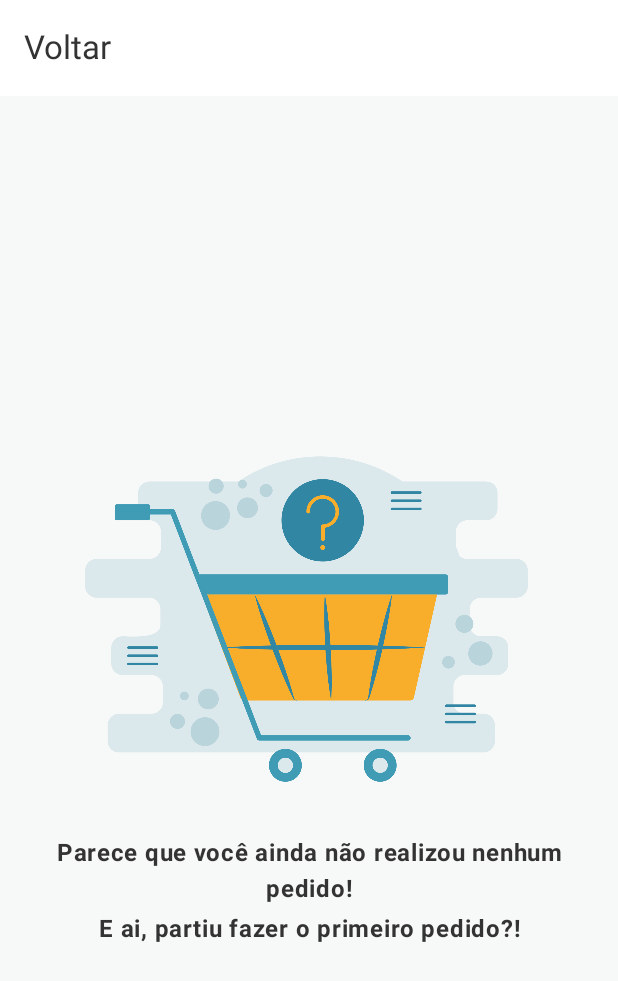
After one commit to Bianchiniii/byte-coffee-app, an Android app built with Jetpack Compose: the composable OrdersScreen shown on its own in the app's theme, on a phone screen of 412 x 824 dp. The commit adds this screen. Shown: the top 981 px of the screen. Run offline under Robolectric (Android 15) with nearby library versions, the phone set to English and light mode, and no system bars; our stand-ins replace Dagger/Hilt's generated code, Room's generated code; libraries missing offline, so code that uses them is left out: extension.getOrNull; 4 statements that could not run were skipped.

Commit message:
feat: added orders screen and improved increment and removed logic on repository

```diff
--- /dev/null
+++ b/app/src/main/java/com/bianchini/vinicius/matheus/bytecoffee/feature/home/orders/presentation/OrdersScreen.kt
@@ -0,0 +1,103 @@
+package com.bianchini.vinicius.matheus.bytecoffee.feature.home.orders.presentation
+
+import androidx.compose.animation.AnimatedVisibility
+import androidx.compose.foundation.Image
+import androidx.compose.foundation.layout.Arrangement
+import androidx.compose.foundation.layout.Column
+import androidx.compose.foundation.layout.Spacer
+import androidx.compose.foundation.layout.fillMaxSize
+import androidx.compose.foundation.layout.fillMaxWidth
+import androidx.compose.foundation.layout.height
+import androidx.compose.foundation.layout.padding
+import androidx.compose.foundation.layout.wrapContentSize
+import androidx.compose.material.icons.Icons
+import androidx.compose.material.icons.filled.ArrowBack
+import androidx.compose.material3.ExperimentalMaterial3Api
+import androidx.compose.material3.Icon
+import androidx.compose.material3.IconButton
+import androidx.compose.material3.Scaffold
+import androidx.compose.material3.Text
+import androidx.compose.material3.TopAppBar
+import androidx.compose.material3.TopAppBarDefaults
+import androidx.compose.runtime.Composable
+import androidx.compose.ui.Alignment
+import androidx.compose.ui.Modifier
+import androidx.compose.ui.graphics.Color
+import androidx.compose.ui.res.painterResource
+import androidx.compose.ui.res.stringResource
+import androidx.compose.ui.text.font.FontWeight
+import androidx.compose.ui.unit.dp
+import androidx.navigation.NavHostController
+import com.bianchini.vinicius.matheus.bytecoffee.R
+import com.bianchini.vinicius.matheus.bytecoffee.feature.home.commun.presentation.HomeViewModel
+import com.bianchini.vinicius.matheus.bytecoffee.ui.components.NormalText
+
+@OptIn(ExperimentalMaterial3Api::class)
+@Composable
+fun OrdersScreen(
+    navController: NavHostController,
+    viewModel: HomeViewModel
+) {
+    // TODO: mapear objeto de minhas orders
+
+    Scaffold(
+        modifier = Modifier.fillMaxSize(),
+        topBar = {
+            TopAppBar(
+                title = { Text(stringResource(R.string.util_navigate_back)) },
+                modifier = Modifier.fillMaxWidth(),
+                colors = TopAppBarDefaults.mediumTopAppBarColors(
+                    containerColor = Color.White,
+                ),
+                navigationIcon = {
+                    if (navController.previousBackStackEntry != null) {
+                        IconButton(onClick = { navController.navigateUp() }) {
+                            Icon(
+                                imageVector = Icons.Filled.ArrowBack,
+                                contentDescription = stringResource(R.string.util_navigate_back)
+                            )
+                        }
+                    }
+                },
+            )
+        }
+    ) { paddingValues ->
+        Column(modifier = Modifier.padding(paddingValues = paddingValues)) {
+            AnimatedVisibility(visible = true) {
+                EmptyOrders()
+            }
+        }
+    }
+}
+
+@Composable
+fun Orders() {
+    Column {
+    }
+}
+
+@Composable
+fun EmptyOrders() {
+    Column(
+        modifier = Modifier
+            .fillMaxSize()
+            .padding(16.dp),
+        horizontalAlignment = Alignment.CenterHorizontally,
+        verticalArrangement = Arrangement.Center,
+    ) {
+        Image(painter = painterResource(R.drawable.empty_cart), contentDescription = "")
+        NormalText(
+            value = stringResource(id = R.string.orders_empty_title),
+            modifier = Modifier.wrapContentSize(),
+            fontWeight = FontWeight.Bold,
+            fontSize = 16
+        )
+        Spacer(modifier = Modifier.height(8.dp))
+        NormalText(
+            value = stringResource(id = R.string.orders_empty_description),
+            modifier = Modifier.wrapContentSize(),
+            fontSize = 16,
+            fontWeight = FontWeight.Bold,
+        )
+    }
+}
--- a/app/src/main/java/com/bianchini/vinicius/matheus/bytecoffee/feature/home/ticket/domain/repository/TicketRepository.kt
+++ b/app/src/main/java/com/bianchini/vinicius/matheus/bytecoffee/feature/home/ticket/domain/repository/TicketRepository.kt
@@ -18,10 +18,9 @@ interface TicketRepository {
 
     fun removeTicketItem(ticketItemId: String)
 
-    fun onTicketItemQuantityChanged(
-        ticketItemId: String,
-        quantity: Int
-    )
+    fun onTicketItemQuantityIncreased(ticketItemId: String)
+
+    fun onTicketItemRemoved(ticketItemId: String)
 
     fun getTicketTotal(): Double
 
--- a/app/src/main/java/com/bianchini/vinicius/matheus/bytecoffee/graph/Graph.kt
+++ b/app/src/main/java/com/bianchini/vinicius/matheus/bytecoffee/graph/Graph.kt
@@ -5,4 +5,5 @@ object Graph {
     const val AUTHENTICATION = "auth_graph"
     const val HOME = "home_graph"
     const val DETAILS = "details_graph"
+    const val ORDERS = "orders_graph"
 }
--- a/app/src/main/res/values/strings.xml
+++ b/app/src/main/res/values/strings.xml
@@ -44,6 +44,10 @@
     <string name="profile_photo_image">Imagem de perfil</string>
     <string name="profile_logout">Sair do app</string>
 
+    <!-- ORDERS -->
+    <string name="orders_empty_title">Parece que você ainda não realizou nenhum pedido!</string>
+    <string name="orders_empty_description">E ai, partiu fazer o primeiro pedido?!</string>
+
     <!-- Cart -->
     <string name="cart_empty_state_title">Seu carrinho está vazio</string>
     <string name="cart_empty_state_message">Parece que você ainda não adicionou nenhum item no carrinho!</string>
@@ -55,7 +59,7 @@
 
     <!-- Utils -->
     <string name="util_image">Imagem</string>
-    <string name="util_navigate_back">Anterior</string>
+    <string name="util_navigate_back">Voltar</string>
     <string name="util_notification_icon">Ícone Notificação</string>
     <string name="util_profile_image">Imagem de perfil</string>
 </resources>
```
Also changed, not shown: app/src/main/java/com/bianchini/vinicius/matheus/bytecoffee/feature/home/aisle/presentation/HomeScreen.kt (+17 -7 lines), app/src/main/java/com/bianchini/vinicius/matheus/bytecoffee/feature/home/cart/presentation/CartScreen.kt (+12 -21 lines), app/src/main/java/com/bianchini/vinicius/matheus/bytecoffee/feature/home/commun/presentation/HomeViewModel.kt (+6 -2 lines), app/src/main/java/com/bianchini/vinicius/matheus/bytecoffee/feature/home/ticket/data/repository/TicketRepositoryImpl.kt (+16 -5 lines), app/src/main/java/com/bianchini/vinicius/matheus/bytecoffee/graph/HomeNavGraph.kt (+20 -2 lines).
